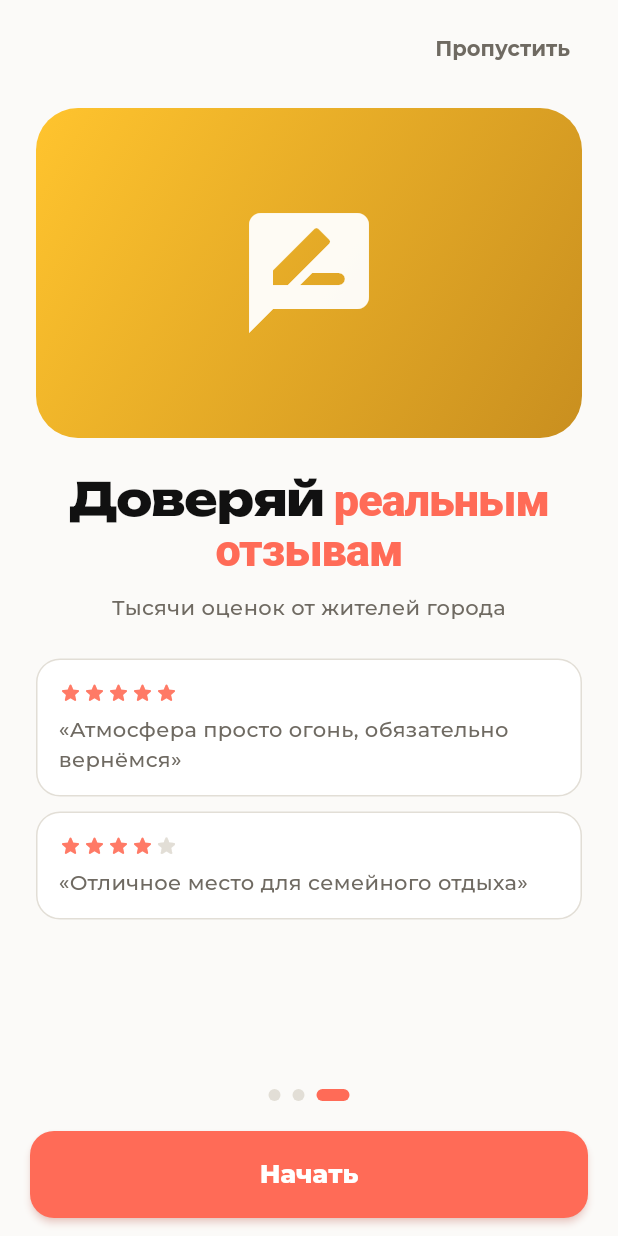
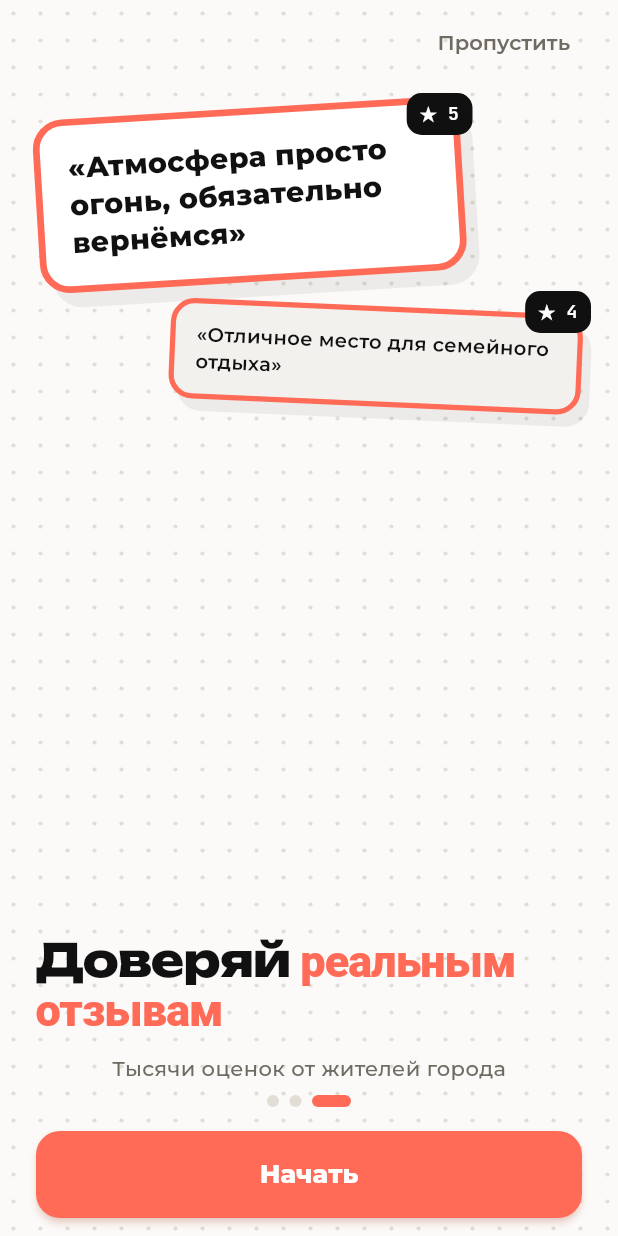
Before and after one commit to d44584131-bit/Tavsiya-MVP, a Flutter app: the screen it shows after launch, swiped to page 3, on a phone screen of 412 x 824 dp. Run offline on Flutter 3.47's test engine with Material 3 defaults, Android fonts, the phone set to English and light mode, and no system bars; our stand-ins replace google_fonts, image_picker, permission_handler, share_plus, shared_preferences, supabase_flutter; accounts and stored records are empty.

Commit message:
Redesign onboarding carousel per Ember bundle
Dotted paper background, tilted coral-outlined review bubbles instead of
icon-illustration blocks, bottom-anchored headline. Categories step now
shows tilted tag-bubbles, reviews step shows real quotes with rating
badges. Progress dots and skip/CTA/login flow unchanged - visual only.

```diff
--- a/lib/l10n/strings.dart
+++ b/lib/l10n/strings.dart
@@ -507,6 +507,10 @@ class Strings {
   String get onboard1Subtitle => _t(
       'Рестораны, кафе, парки и торговые центры Ташкента — с честными отзывами настоящих людей',
       'Toshkentning restoran, kafe, parklari va savdo markazlari — real odamlarning halol sharhlari bilan');
+  String get onboard1Bubble1 =>
+      _t('Сотни проверенных мест', 'Yuzlab tekshirilgan joylar');
+  String get onboard1Bubble2 =>
+      _t('Рейтинги реальных людей', 'Haqiqiy odamlarning baholari');
 
   String get onboard2TitlePrefix => _t('Выбирай ', 'Tanlang — ');
   String get onboard2TitleAccent => _t('по категориям', 'toifalar boʻyicha');
--- a/lib/screens/onboarding/onboarding_screen.dart
+++ b/lib/screens/onboarding/onboarding_screen.dart
@@ -1,22 +1,23 @@
 import 'package:flutter/material.dart';
 import '../../l10n/strings.dart';
-import '../../theme/app_colors.dart';
 import '../../widgets/dot_indicator.dart';
+import '../../widgets/pattern_dots_background.dart';
+import '../../widgets/review_bubble.dart';
 import '../auth/auth_screen.dart';
 
 class OnboardingPageData {
   final String titlePrefix; // обычный текст
-  final String titleAccent; // акцентное слово (фиолетовым)
+  final String titleAccent; // акцентное слово (коралловым)
   final String subtitle;
-  final IconData illustrationIcon; // заглушка под полноэкранную иллюстрацию
-  final List<_CategoryChip>? categories; // только для 2-го экрана (сетка 4x2)
-  final List<_ReviewSnippet>? reviews; // короткие цитаты отзывов
+  final List<String>? highlights; // короткие акценты-пузыри (1-й экран)
+  final List<_CategoryChip>? categories; // только для 2-го экрана
+  final List<_ReviewSnippet>? reviews; // короткие цитаты отзывов (3-й экран)
 
   const OnboardingPageData({
     required this.titlePrefix,
     required this.titleAccent,
     required this.subtitle,
-    required this.illustrationIcon,
+    this.highlights,
     this.categories,
     this.reviews,
   });
@@ -54,13 +55,12 @@ class _OnboardingScreenState extends State<OnboardingScreen> {
           titlePrefix: s(context).onboard1TitlePrefix,
           titleAccent: s(context).onboard1TitleAccent,
           subtitle: s(context).onboard1Subtitle,
-          illustrationIcon: Icons.explore_outlined,
+          highlights: [s(context).onboard1Bubble1, s(context).onboard1Bubble2],
         ),
         OnboardingPageData(
           titlePrefix: s(context).onboard2TitlePrefix,
           titleAccent: s(context).onboard2TitleAccent,
           subtitle: s(context).onboard2Subtitle,
-          illustrationIcon: Icons.grid_view_rounded,
           categories: const [
             _CategoryChip('restaurant', Icons.restaurant_rounded),
             _CategoryChip('cafe', Icons.coffee_rounded),
@@ -72,7 +72,6 @@ class _OnboardingScreenState extends State<OnboardingScreen> {
           titlePrefix: s(context).onboard3TitlePrefix,
           titleAccent: s(context).onboard3TitleAccent,
           subtitle: s(context).onboard3Subtitle,
-          illustrationIcon: Icons.rate_review_rounded,
           reviews: [
             _ReviewSnippet(s(context).onboardReview1, 5),
             _ReviewSnippet(s(context).onboardReview2, 4),
@@ -103,26 +102,24 @@ class _OnboardingScreenState extends State<OnboardingScreen> {
 
   @override
   Widget build(BuildContext context) {
-    final isDark = Theme.of(context).brightness == Brightness.dark;
     final pages = _pages(context);
     return Scaffold(
-      body: SafeArea(
-        child: Stack(
-          children: [
-            Column(
+      body: PatternDotsBackground(
+        child: SafeArea(
+          child: Column(
             children: [
               Align(
                 alignment: Alignment.topRight,
                 child: Padding(
                   padding:
-                        const EdgeInsets.symmetric(horizontal: 20, vertical: 8),
+                      const EdgeInsets.symmetric(horizontal: 20, vertical: 4),
                   child: TextButton(
                     onPressed: widget.onFinish,
                     child: Text(
                       s(context).skip,
                       style: TextStyle(
-                            color:
-                                Theme.of(context).textTheme.bodyMedium?.color),
+                          fontWeight: FontWeight.w600,
+                          color: Theme.of(context).textTheme.bodyMedium?.color),
                     ),
                   ),
                 ),
@@ -132,23 +129,21 @@ class _OnboardingScreenState extends State<OnboardingScreen> {
                   controller: _controller,
                   itemCount: pages.length,
                   onPageChanged: (i) => setState(() => _index = i),
-                    itemBuilder: (context, i) =>
-                        _OnboardingPage(data: pages[i], isDark: isDark),
+                  itemBuilder: (context, i) => _OnboardingPage(data: pages[i]),
                 ),
               ),
               Padding(
-                  padding: const EdgeInsets.only(bottom: 12),
+                padding: const EdgeInsets.only(bottom: 16),
                 child: DotIndicator(count: pages.length, activeIndex: _index),
               ),
               Padding(
-                  padding: const EdgeInsets.fromLTRB(20, 8, 20, 12),
+                padding: const EdgeInsets.fromLTRB(24, 0, 24, 12),
                 child: SizedBox(
                   width: double.infinity,
                   child: ElevatedButton(
                     onPressed: _next,
-                      child: Text(_isLast
-                          ? s(context).startButton
-                          : s(context).nextButton),
+                    child: Text(
+                        _isLast ? s(context).startButton : s(context).nextButton),
                   ),
                 ),
               ),
@@ -162,7 +157,6 @@ class _OnboardingScreenState extends State<OnboardingScreen> {
                 ),
             ],
           ),
-          ],
         ),
       ),
     );
@@ -175,11 +169,11 @@ class _OnboardingScreenState extends State<OnboardingScreen> {
   }
 }
 
-/// Одна страница онбординга со stagger-анимацией появления элементов.
+/// Одна страница онбординга: стена наклонённых пузырей сверху, заголовок
+/// прижат к низу — со stagger-анимацией появления элементов.
 class _OnboardingPage extends StatefulWidget {
   final OnboardingPageData data;
-  final bool isDark;
-  const _OnboardingPage({required this.data, required this.isDark});
+  const _OnboardingPage({required this.data});
 
   @override
   State<_OnboardingPage> createState() => _OnboardingPageState();
@@ -225,38 +219,99 @@ class _OnboardingPageState extends State<_OnboardingPage>
     );
   }
 
+  Widget _bubbleWall(BuildContext context) {
+    final d = widget.data;
+    if (d.highlights != null) {
+      return Stack(
+        clipBehavior: Clip.none,
+        children: [
+          Align(
+            alignment: Alignment.centerLeft,
+            child: ReviewBubble(
+              tilt: BubbleTilt.leftSoft,
+              child: Text(d.highlights![0]),
+            ),
+          ),
+          Positioned(
+            top: 64,
+            right: 0,
+            child: ReviewBubble(
+              tilt: BubbleTilt.rightSoft,
+              child: Text(d.highlights![1]),
+            ),
+          ),
+          const Positioned(top: 0, right: 40, child: Doodle(size: 24)),
+        ],
+      );
+    }
+    if (d.categories != null) {
+      return Wrap(
+        alignment: WrapAlignment.center,
+        spacing: 14,
+        runSpacing: 14,
+        children: d.categories!.asMap().entries.map((entry) {
+          final i = entry.key;
+          final chip = entry.value;
+          return Transform.rotate(
+            angle: (i.isEven ? -2.5 : 2.5) * 3.1415926535 / 180,
+            child: _CategoryTagBubble(chip: chip),
+          );
+        }).toList(),
+      );
+    }
+    if (d.reviews != null) {
+      return Column(
+        children: d.reviews!.asMap().entries.map((entry) {
+          final i = entry.key;
+          final r = entry.value;
+          return Padding(
+            padding: const EdgeInsets.only(bottom: 16),
+            child: Align(
+              alignment: i.isEven ? Alignment.centerLeft : Alignment.centerRight,
+              child: Stack(
+                clipBehavior: Clip.none,
+                children: [
+                  ReviewBubble(
+                    hero: i == 0,
+                    tilt: i.isEven ? BubbleTilt.left : BubbleTilt.right,
+                    child: ConstrainedBox(
+                      constraints: const BoxConstraints(maxWidth: 240),
+                      child: Text('«${r.quote}»'),
+                    ),
+                  ),
+                  Positioned(
+                    top: -10,
+                    right: -6,
+                    child: BubbleRatingBadge(stars: r.stars),
+                  ),
+                ],
+              ),
+            ),
+          );
+        }).toList(),
+      );
+    }
+    return const SizedBox.shrink();
+  }
+
   @override
   Widget build(BuildContext context) {
     final d = widget.data;
     final primary = Theme.of(context).colorScheme.primary;
     final textTheme = Theme.of(context).textTheme;
 
-    return SingleChildScrollView(
+    return Padding(
       padding: const EdgeInsets.symmetric(horizontal: 24),
       child: Column(
         children: [
+          const SizedBox(height: 16),
           _staggered(
-            Container(
-              height: 220,
-              width: double.infinity,
-              margin: const EdgeInsets.only(top: 8, bottom: 24),
-              decoration: BoxDecoration(
-                borderRadius: BorderRadius.circular(28),
-                gradient: LinearGradient(
-                  begin: Alignment.topLeft,
-                  end: Alignment.bottomRight,
-                  colors:
-                      AppColors.headerGradient('cafe', isDark: widget.isDark),
-                ),
-              ),
-              child: Icon(d.illustrationIcon,
-                  size: 96, color: Colors.white.withValues(alpha: 0.95)),
-            ),
+            SizedBox(height: 210, child: _bubbleWall(context)),
             startAt: 0.0,
           ),
+          const Spacer(),
           _staggered(
             RichText(
-              textAlign: TextAlign.center,
               text: TextSpan(
                 style: textTheme.headlineLarge,
                 children: [
@@ -270,99 +325,38 @@ class _OnboardingPageState extends State<_OnboardingPage>
           ),
           const SizedBox(height: 12),
           _staggered(
-            Text(d.subtitle,
-                textAlign: TextAlign.center, style: textTheme.bodyMedium),
+            Text(d.subtitle, style: textTheme.bodyMedium),
             startAt: 0.25,
           ),
-          const SizedBox(height: 24),
-          if (d.categories != null)
-            _staggered(
-              GridView.count(
-                crossAxisCount: 4,
-                shrinkWrap: true,
-                physics: const NeverScrollableScrollPhysics(),
-                mainAxisSpacing: 12,
-                crossAxisSpacing: 12,
-                childAspectRatio: 0.75,
-                children:
-                    d.categories!.map((c) => _CategoryCell(chip: c)).toList(),
-              ),
-              startAt: 0.35,
-            ),
-          if (d.reviews != null)
-            _staggered(
-              Column(
-                children:
-                    d.reviews!.map((r) => _ReviewCard(review: r)).toList(),
-              ),
-              startAt: 0.35,
-            ),
+          const SizedBox(height: 8),
         ],
       ),
     );
   }
 }
 
-class _CategoryCell extends StatelessWidget {
+class _CategoryTagBubble extends StatelessWidget {
   final _CategoryChip chip;
-  const _CategoryCell({required this.chip});
+  const _CategoryTagBubble({required this.chip});
 
   @override
   Widget build(BuildContext context) {
     final theme = Theme.of(context);
-    return Column(
+    final isDark = theme.brightness == Brightness.dark;
+    return Container(
+      padding: const EdgeInsets.symmetric(horizontal: 12, vertical: 10),
+      decoration: BoxDecoration(
+        color: isDark ? const Color(0xFF1A1817) : Colors.white,
+        borderRadius: BorderRadius.circular(16),
+        border: Border.all(color: theme.colorScheme.primary, width: 2),
+      ),
+      child: Column(
+        mainAxisSize: MainAxisSize.min,
         children: [
-        Container(
-          height: 56,
-          width: 56,
-          decoration: BoxDecoration(
-            color: theme.cardColor,
-            borderRadius: BorderRadius.circular(18),
-            border: Border.all(color: theme.dividerColor),
-          ),
-          child: Icon(chip.icon, color: theme.colorScheme.primary),
-        ),
+          Icon(chip.icon, color: theme.colorScheme.primary, size: 26),
           const SizedBox(height: 6),
           Text(s(context).categoryPlural(chip.categoryKey),
               style: theme.textTheme.labelSmall, textAlign: TextAlign.center),
-      ],
-    );
-  }
-}
-
-class _ReviewCard extends StatelessWidget {
-  final _ReviewSnippet review;
-  const _ReviewCard({required this.review});
-
-  @override
-  Widget build(BuildContext context) {
-    final theme = Theme.of(context);
-    return Container(
-      width: double.infinity,
-      margin: const EdgeInsets.only(bottom: 10),
-      padding: const EdgeInsets.all(14),
-      decoration: BoxDecoration(
-        color: theme.cardColor,
-        borderRadius: BorderRadius.circular(16),
-        border: Border.all(color: theme.dividerColor),
-      ),
-      child: Column(
-        crossAxisAlignment: CrossAxisAlignment.start,
-        children: [
-          Row(
-            children: List.generate(
-              5,
-              (i) => Icon(
-                Icons.star_rounded,
-                size: 16,
-                color: i < review.stars
-                    ? AppColors.accentOrange
-                    : theme.dividerColor,
-              ),
-            ),
-          ),
-          const SizedBox(height: 6),
-          Text('«${review.quote}»', style: theme.textTheme.bodyMedium),
         ],
       ),
     );
--- a/lib/widgets/dot_indicator.dart
+++ b/lib/widgets/dot_indicator.dart
@@ -1,5 +1,7 @@
 import 'package:flutter/material.dart';
 
+/// Индикатор шагов (ProgressDots из бандла Ember): активная точка
+/// растягивается в капсулу, остальные — маленькие кружки.
 class DotIndicator extends StatelessWidget {
   final int count;
   final int activeIndex;
@@ -8,21 +10,22 @@ class DotIndicator extends StatelessWidget {
 
   @override
   Widget build(BuildContext context) {
-    final primary = Theme.of(context).colorScheme.primary;
-    final inactive = Theme.of(context).dividerColor;
+    final theme = Theme.of(context);
+    final active = theme.colorScheme.primary;
+    final idle = theme.dividerColor;
     return Row(
       mainAxisSize: MainAxisSize.min,
       children: List.generate(count, (i) {
         final isActive = i == activeIndex;
         return AnimatedContainer(
-          duration: const Duration(milliseconds: 250),
+          duration: const Duration(milliseconds: 120),
           curve: Curves.easeOut,
-          margin: const EdgeInsets.symmetric(horizontal: 4),
-          width: isActive ? 22 : 8,
+          margin: const EdgeInsets.symmetric(horizontal: 3.5),
+          width: isActive ? 26 : 8,
           height: 8,
           decoration: BoxDecoration(
-            color: isActive ? primary : inactive,
-            borderRadius: BorderRadius.circular(4),
+            color: isActive ? active : idle,
+            borderRadius: BorderRadius.circular(isActive ? 5 : 999),
           ),
         );
       }),
--- /dev/null
+++ b/lib/widgets/pattern_dots_background.dart
@@ -0,0 +1,77 @@
+import 'package:flutter/material.dart';
+import 'package:google_fonts/google_fonts.dart';
+
+/// Точечная "бумага" — фирменный фон Ember (18px сетка, точка 1.4px).
+/// Единственный фоновый мотив бренда: без фото, без градиентов.
+class PatternDotsBackground extends StatelessWidget {
+  final Widget child;
+  const PatternDotsBackground({super.key, required this.child});
+
+  @override
+  Widget build(BuildContext context) {
+    final theme = Theme.of(context);
+    final isDark = theme.brightness == Brightness.dark;
+    return DecoratedBox(
+      decoration: BoxDecoration(color: theme.scaffoldBackgroundColor),
+      child: CustomPaint(
+        painter: _DotsPainter(
+          dotColor:
+              isDark ? const Color(0xFF2E2B28) : const Color(0xFFE2DED6),
+        ),
+        child: child,
+      ),
+    );
+  }
+}
+
+class _DotsPainter extends CustomPainter {
+  final Color dotColor;
+  const _DotsPainter({required this.dotColor});
+
+  static const double _grid = 18;
+  static const double _radius = 1.4;
+
+  @override
+  void paint(Canvas canvas, Size size) {
+    final paint = Paint()..color = dotColor;
+    for (double y = _grid / 2; y < size.height; y += _grid) {
+      for (double x = _grid / 2; x < size.width; x += _grid) {
+        canvas.drawCircle(Offset(x, y), _radius, paint);
+      }
+    }
+  }
+
+  @override
+  bool shouldRepaint(covariant _DotsPainter oldDelegate) =>
+      oldDelegate.dotColor != dotColor;
+}
+
+/// Мелкий рукописный акцент-глиф (стенд-ин фирменных "завитков" из
+/// референса) — чисто декоративный элемент, не несёт смысла.
+class Doodle extends StatelessWidget {
+  final double size;
+  final double rotateDeg;
+  const Doodle({super.key, this.size = 26, this.rotateDeg = -14});
+
+  @override
+  Widget build(BuildContext context) {
+    final theme = Theme.of(context);
+    final isDark = theme.brightness == Brightness.dark;
+    return IgnorePointer(
+      child: Opacity(
+        opacity: isDark ? 0.65 : 0.5,
+        child: Transform.rotate(
+          angle: rotateDeg * 3.1415926535 / 180,
+          child: Text(
+            'e',
+            style: GoogleFonts.jetBrainsMono(
+              fontSize: size,
+              height: 1,
+              color: theme.colorScheme.primary,
+            ),
+          ),
+        ),
+      ),
+    );
+  }
+}
--- /dev/null
+++ b/lib/widgets/review_bubble.dart
@@ -0,0 +1,103 @@
+import 'package:flutter/material.dart';
+import 'package:google_fonts/google_fonts.dart';
+import '../theme/app_dimens.dart';
+
+enum BubbleTilt { left, leftSoft, right, rightSoft, none }
+
+double _tiltRadians(BubbleTilt tilt) {
+  final deg = switch (tilt) {
+    BubbleTilt.left => -3.5,
+    BubbleTilt.leftSoft => -1.5,
+    BubbleTilt.right => 2.5,
+    BubbleTilt.rightSoft => 1.5,
+    BubbleTilt.none => 0.0,
+  };
+  return deg * 3.1415926535 / 180;
+}
+
+/// Наклонённый "пузырь"-цитата с жирной коралловой обводкой и жёсткой
+/// (не размытой) тенью-сдвигом — фирменный мотив Ember для отзывов и
+/// коротких акцентов на онбординге.
+class ReviewBubble extends StatelessWidget {
+  final Widget child;
+  final bool hero;
+  final BubbleTilt tilt;
+  final EdgeInsetsGeometry? padding;
+
+  const ReviewBubble({
+    super.key,
+    required this.child,
+    this.hero = false,
+    this.tilt = BubbleTilt.left,
+    this.padding,
+  });
+
+  @override
+  Widget build(BuildContext context) {
+    final theme = Theme.of(context);
+    final isDark = theme.brightness == Brightness.dark;
+    final borderColor = theme.colorScheme.primary;
+    final bg = hero
+        ? (isDark ? const Color(0xFF242120) : Colors.white)
+        : (isDark ? const Color(0xFF1A1817) : const Color(0xFFF3F1EE));
+    final shadowColor = isDark
+        ? const Color(0xFF928A80).withValues(alpha: 0.4)
+        : Colors.black.withValues(alpha: 0.06);
+
+    return Transform.rotate(
+      angle: _tiltRadians(tilt),
+      child: Container(
+        padding: padding ??
+            (hero
+                ? const EdgeInsets.symmetric(horizontal: 18, vertical: 16)
+                : const EdgeInsets.symmetric(horizontal: 14, vertical: 12)),
+        decoration: BoxDecoration(
+          color: bg,
+          borderRadius: BorderRadius.circular(
+              hero ? AppRadius.bubbleHero : AppRadius.bubble),
+          border: Border.all(
+              color: borderColor, width: hero ? 4.5 : 3.5),
+          boxShadow: [
+            BoxShadow(
+              color: shadowColor,
+              offset: Offset(hero ? 8 : 6, hero ? 10 : 8),
+              blurRadius: 0,
+            ),
+          ],
+        ),
+        child: DefaultTextStyle.merge(
+          style: GoogleFonts.montserrat(
+            fontWeight: hero ? FontWeight.w800 : FontWeight.w600,
+            fontSize: hero ? 19 : 13,
+            height: hero ? 1.3 : 1.35,
+            color: theme.textTheme.bodyLarge?.color,
+          ),
+          child: child,
+        ),
+      ),
+    );
+  }
+}
+
+/// Компактный бейдж рейтинга поверх пузыря — тёмная плашка со звездой,
+/// как в компоненте VenueBubble бандла.
+class BubbleRatingBadge extends StatelessWidget {
+  final int stars;
+  const BubbleRatingBadge({super.key, required this.stars});
+
+  @override
+  Widget build(BuildContext context) {
+    return Container(
+      padding: const EdgeInsets.symmetric(horizontal: 9, vertical: 5),
+      decoration: BoxDecoration(
+        color: const Color(0xFF111010),
+        borderRadius: BorderRadius.circular(10),
+      ),
+      child: Text('★ $stars',
+          style: GoogleFonts.jetBrainsMono(
+              fontWeight: FontWeight.w700,
+              fontSize: 12,
+              color: Colors.white)),
+    );
+  }
+}
```
Lines whose indentation alone changed are shown as unchanged.
